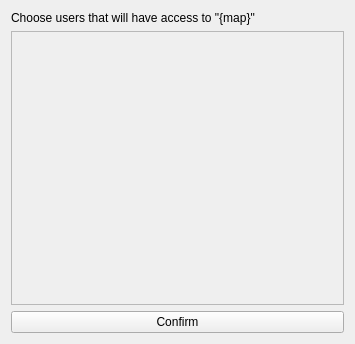
This is assets/uis/permissions_form.ui in arrgn/decade as Qt 5 draws it before an edit. The edited form follows.
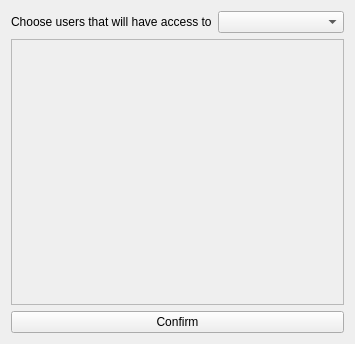
This is the edited form.

```diff
--- a/assets/uis/permissions_form.ui
+++ b/assets/uis/permissions_form.ui
@@ -15,13 +15,20 @@
   </property>
   <layout class="QVBoxLayout" name="verticalLayout">
    <item>
+       <layout class="QHBoxLayout" name="horizontalLayout">
+           <item>
     <widget class="QLabel" name="label">
      <property name="text">
-      <string>Choose users that will have access to &quot;{map}&quot;</string>
+                       <string>Choose users that will have access to</string>
      </property>
     </widget>
    </item>
    <item>
+               <widget class="QComboBox" name="comboBox"/>
+           </item>
+       </layout>
+   </item>
+   <item>
     <widget class="QScrollArea" name="scrollArea">
      <property name="widgetResizable">
       <bool>true</bool>
@@ -32,7 +39,7 @@
         <x>0</x>
         <y>0</y>
         <width>335</width>
-        <height>276</height>
+           <height>267</height>
        </rect>
       </property>
      </widget>
```
Lines whose indentation alone changed are shown as unchanged.
